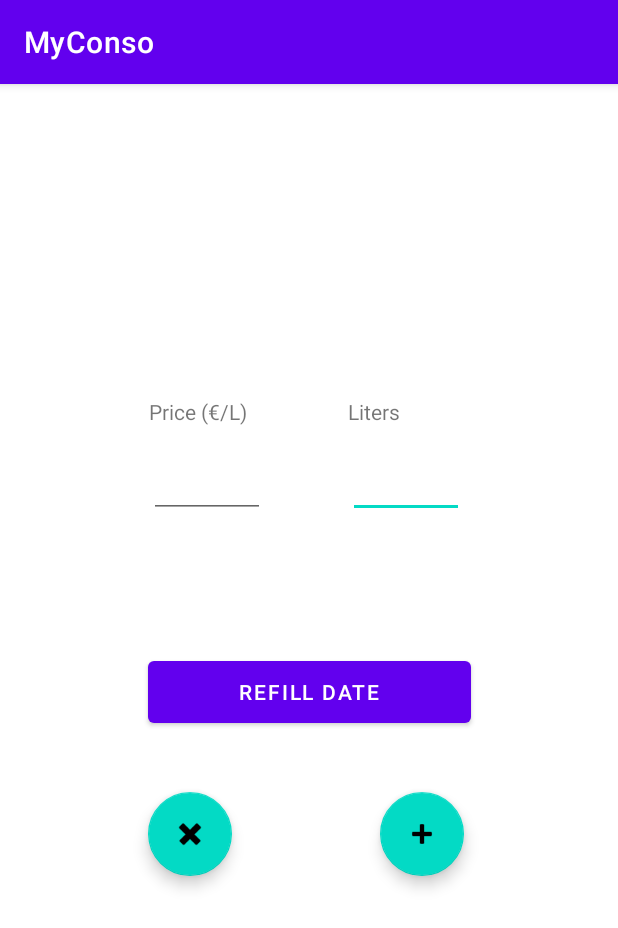
After one commit to yugaraSama/MyConso, an Android app: the FuelRefillEditionActivity screen opened directly, with no data from a screen before it, on a phone screen of 412 x 824 dp. The commit adds this screen. Shown: the top 928 px of the screen. Run offline under Robolectric (Android 15) with nearby library versions, the phone set to English and light mode, and no system bars.

Commit message:
setting up project * * * * refactor Manifest for the app to work * * * * completing main activity * * * * starting edition activity

```diff
--- /dev/null
+++ b/app/src/main/java/yugs/myconso/model/Refill.java
@@ -0,0 +1,14 @@
+package yugs.myconso.model;
+
+import java.util.Date;
+
+public class Refill {
+    public void setPrice(String price) {
+    }
+
+    public void setLiter(String liter) {
+    }
+
+    public void setDate(Date time) {
+    }
+}
--- /dev/null
+++ b/app/src/main/java/yugs/myconso/presenter/FuelRefillEditionPresenter.java
@@ -0,0 +1,45 @@
+package yugs.myconso.presenter;
+
+import java.text.SimpleDateFormat;
+import java.util.Calendar;
+
+import yugs.myconso.model.Refill;
+import yugs.myconso.presenter.interfaces.FuelRefillEdition;
+
+public class FuelRefillEditionPresenter implements FuelRefillEdition.Presenter {
+
+    private final FuelRefillEdition.View view;
+    private Refill refill;
+
+    public FuelRefillEditionPresenter(FuelRefillEdition.View view) {
+        this.view = view;
+        this.refill = new Refill();
+    }
+
+    @Override
+    public void onDateSet(int yy, int mm, int dd) {
+        Calendar cal = Calendar.getInstance();
+        cal.set(Calendar.YEAR, yy);
+        cal.set(Calendar.MONTH, mm);
+        cal.set(Calendar.DAY_OF_MONTH, dd);
+
+        refill.setDate(cal.getTime());
+        view.setDateDisplay(SimpleDateFormat.getDateInstance().format(cal.getTime()));
+        view.enableConfirmButton();
+
+    }
+
+    @Override
+    public void onCancel() {
+        view.setRefillList();
+    }
+
+    @Override
+    public void onConfirm(String price, String liter) {
+        refill.setPrice(price);
+        refill.setLiter(liter);
+    }
+
+    //create second constructor for if the refill is modified
+
+}
--- /dev/null
+++ b/app/src/main/java/yugs/myconso/presenter/interfaces/FuelRefillEdition.java
@@ -0,0 +1,17 @@
+package yugs.myconso.presenter.interfaces;
+
+public interface FuelRefillEdition {
+    interface View{
+        void setDateDisplay(String format);
+
+        void enableConfirmButton();
+
+        void setRefillList();
+    }
+
+    interface Presenter{
+        void onDateSet(int yy, int mm, int dd);
+        void onCancel();
+        void onConfirm(String price, String liter);
+    }
+}
--- /dev/null
+++ b/app/src/main/java/yugs/myconso/view/FuelRefillEditionActivity.java
@@ -0,0 +1,60 @@
+package yugs.myconso.view;
+
+import android.app.DatePickerDialog;
+import android.content.Intent;
+import android.os.Bundle;
+import android.widget.Button;
+import android.widget.TextView;
+
+import androidx.appcompat.app.AppCompatActivity;
+
+import com.google.android.material.floatingactionbutton.FloatingActionButton;
+
+import yugs.myconso.R;
+import yugs.myconso.presenter.FuelRefillEditionPresenter;
+import yugs.myconso.presenter.interfaces.FuelRefillEdition;
+
+public class FuelRefillEditionActivity extends AppCompatActivity implements FuelRefillEdition.View{
+    private FuelRefillEdition.Presenter presenter;
+    private FloatingActionButton confirmAddingRefill, cancelRefill;
+    private TextView refillPriceByLiter, refillLiters;
+    private Button datePickerButton;
+    private DatePickerDialog datePickerDialog;
+
+    @Override
+    protected void onCreate(Bundle savedInstanceState) {
+        super.onCreate(savedInstanceState);
+        setContentView(R.layout.add_refill);
+
+        this.presenter = new FuelRefillEditionPresenter(this);
+
+        datePickerDialog = new DatePickerDialog(this);
+        datePickerDialog.setOnDateSetListener((view, yy, mm, dd) -> presenter.onDateSet(yy, mm, dd));
+
+        confirmAddingRefill = findViewById(R.id.addRefillButton);
+        cancelRefill = findViewById(R.id.cancelCreatingRefillButton);
+
+        refillPriceByLiter = findViewById(R.id.price);
+        refillLiters = findViewById(R.id.liters);
+        datePickerButton = findViewById(R.id.refillDate);
+
+        datePickerButton.setOnClickListener(view -> datePickerDialog.show());
+        cancelRefill.setOnClickListener((view -> presenter.onCancel()));
+        confirmAddingRefill.setOnClickListener((view -> presenter.onConfirm(refillPriceByLiter.getText().toString(), refillLiters.getText().toString())));
+    }
+
+    @Override
+    public void setDateDisplay(String format) {
+        datePickerButton.setText(format);
+    }
+
+    @Override
+    public void enableConfirmButton() {
+        confirmAddingRefill.setEnabled(true);
+    }
+
+    @Override
+    public void setRefillList() {
+        setContentView(R.layout.activity_main);
+    }
+}
--- /dev/null
+++ b/app/src/main/res/layout/add_refill.xml
@@ -0,0 +1,92 @@
+<?xml version="1.0" encoding="utf-8"?>
+<androidx.constraintlayout.widget.ConstraintLayout xmlns:android="http://schemas.android.com/apk/res/android"
+    xmlns:app="http://schemas.android.com/apk/res-auto"
+    xmlns:tools="http://schemas.android.com/tools"
+    android:layout_width="match_parent"
+    android:layout_height="match_parent">
+
+
+    <com.google.android.material.floatingactionbutton.FloatingActionButton
+        android:id="@+id/cancelCreatingRefillButton"
+        android:layout_width="wrap_content"
+        android:layout_height="wrap_content"
+        android:clickable="true"
+        android:focusable="true"
+        app:layout_constraintBottom_toBottomOf="parent"
+        app:layout_constraintEnd_toEndOf="parent"
+        app:layout_constraintHorizontal_bias="0.278"
+        app:layout_constraintStart_toStartOf="parent"
+        app:layout_constraintTop_toTopOf="parent"
+        app:layout_constraintVertical_bias="0.663"
+        app:srcCompat="@android:drawable/ic_delete"
+        android:contentDescription="@string/cancel_adding_refill" />
+
+    <com.google.android.material.floatingactionbutton.FloatingActionButton
+        android:id="@+id/addRefillButton"
+        android:layout_width="wrap_content"
+        android:layout_height="wrap_content"
+        android:clickable="true"
+        android:focusable="true"
+        app:layout_constraintBottom_toBottomOf="parent"
+        app:layout_constraintEnd_toEndOf="parent"
+        app:layout_constraintHorizontal_bias="0.49"
+        app:layout_constraintStart_toEndOf="@+id/cancelCreatingRefillButton"
+        app:layout_constraintTop_toTopOf="parent"
+        app:layout_constraintVertical_bias="0.663"
+        app:srcCompat="@android:drawable/ic_input_add"
+    android:contentDescription="@string/add_refill" />
+
+    <Button
+        android:id="@+id/refillDate"
+        android:layout_width="215dp"
+        android:layout_height="53dp"
+        android:layout_marginBottom="336dp"
+        android:text="@string/refill_date"
+        app:layout_constraintBottom_toBottomOf="parent"
+        app:layout_constraintEnd_toEndOf="parent"
+        app:layout_constraintStart_toStartOf="parent" />
+
+    <EditText
+        android:id="@+id/price"
+        android:layout_width="77dp"
+        android:layout_height="61dp"
+        android:layout_marginTop="228dp"
+        android:ems="10"
+        android:inputType="numberDecimal"
+        app:layout_constraintEnd_toEndOf="parent"
+        app:layout_constraintHorizontal_bias="0.694"
+        app:layout_constraintStart_toStartOf="parent"
+        app:layout_constraintTop_toTopOf="parent"
+        android:autofillHints="How many liters you put in" />
+
+    <EditText
+        android:id="@+id/liters"
+        android:layout_width="77dp"
+        android:layout_height="61dp"
+        android:layout_marginTop="228dp"
+        android:ems="10"
+        android:inputType="numberDecimal"
+        app:layout_constraintEnd_toEndOf="parent"
+        app:layout_constraintHorizontal_bias="0.296"
+        app:layout_constraintStart_toStartOf="parent"
+        app:layout_constraintTop_toTopOf="parent"
+        android:autofillHints="The price for the fuel" />
+
+    <TextView
+        android:id="@+id/textView"
+        android:layout_width="wrap_content"
+        android:layout_height="wrap_content"
+        android:text="@string/price"
+        app:layout_constraintBottom_toTopOf="@+id/liters"
+        app:layout_constraintStart_toStartOf="@+id/liters" />
+
+    <TextView
+        android:id="@+id/textView2"
+        android:layout_width="wrap_content"
+        android:layout_height="wrap_content"
+        android:text="@string/liters"
+        app:layout_constraintBottom_toTopOf="@+id/price"
+        app:layout_constraintStart_toStartOf="@+id/price" />
+
+
+</androidx.constraintlayout.widget.ConstraintLayout>
--- a/app/src/main/res/values/strings.xml
+++ b/app/src/main/res/values/strings.xml
@@ -1,3 +1,11 @@
 <resources>
     <string name="app_name">MyConso</string>
+    <string name="plus">+</string>
+    <string name="button_plus">button to add a new fuel consumption to the list</string>
+    <string name="price">Price (€/L)</string>
+    <string name="liters">Liters</string>
+    <string name="date">Date</string>
+    <string name="cancel_adding_refill">Cancel adding refill</string>
+    <string name="add_refill">Add refill</string>
+    <string name="refill_date">Refill Date</string>
 </resources>
```
Also changed, not shown: app/src/main/AndroidManifest.xml (+6 -2 lines), app/src/main/java/yugs/myconso/MainActivity.java (deleted, +0 -14 lines), app/src/main/java/yugs/myconso/MyConso.java (added, +18 -0 lines), app/src/main/java/yugs/myconso/presenter/FuelRefillPresenter.java (added, +16 -0 lines), app/src/main/java/yugs/myconso/presenter/interfaces/FuelRefill.java (added, +15 -0 lines), app/src/main/java/yugs/myconso/view/FuelRefillListActivity.java (added, +42 -0 lines), app/src/main/res/layout/activity_main.xml (+23 -5 lines).
